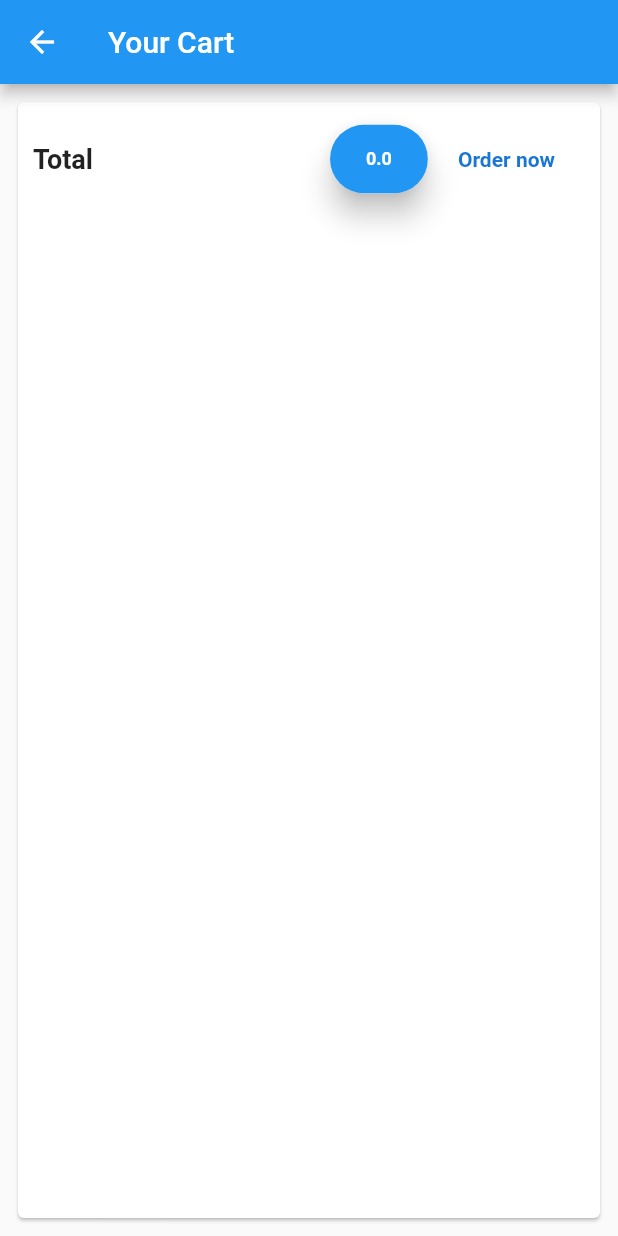
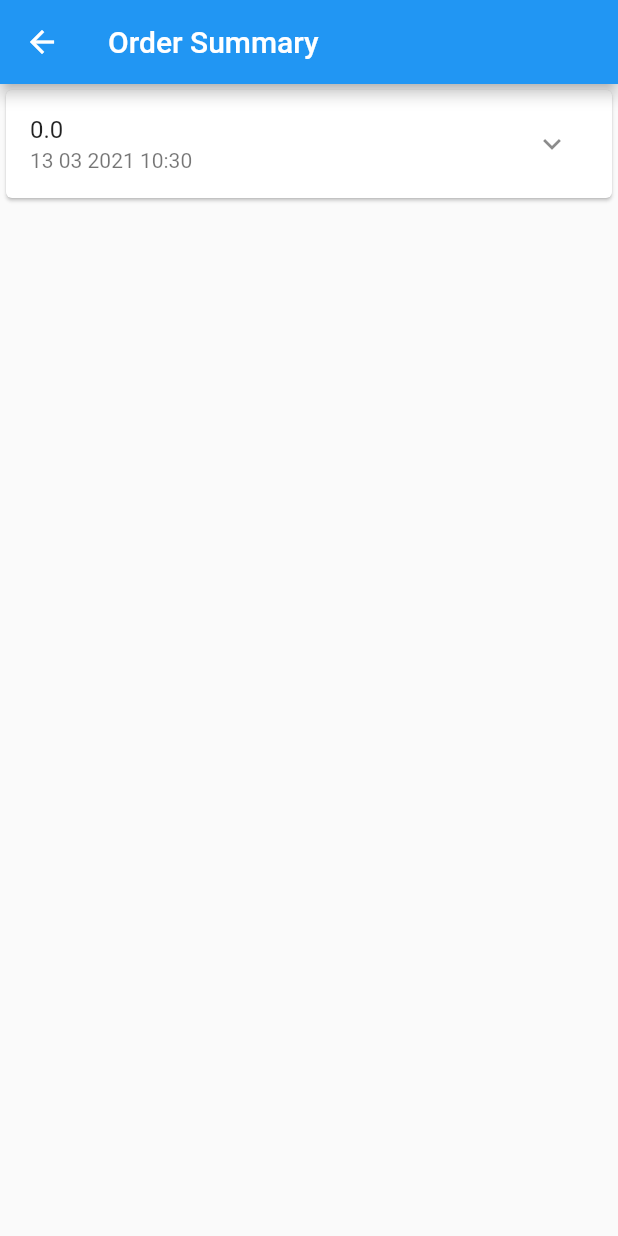
Before and after one commit to ArvindMewada/online-shop, a Flutter app: the CartItemScreen screen opened by its route, after a tap on "Order now", on a phone screen of 412 x 824 dp. Run offline on Flutter 3.47's test engine with Material 2 defaults, Android fonts, the phone set to English and light mode, and no system bars.

Commit message:
order derails screen

```diff
--- a/lib/main.dart
+++ b/lib/main.dart
@@ -1,5 +1,7 @@
 import 'package:flutter/material.dart';
 import 'package:online_shop/providers/cart.dart';
+import 'package:online_shop/providers/order.dart';
+import 'package:online_shop/screens/oreder_details_screen.dart';
 import 'package:online_shop/screens/product_detail_screen.dart';
 import 'package:provider/provider.dart';
 import './screens/product_overview_screen.dart';
@@ -18,6 +20,7 @@ class MyApp extends StatelessWidget {
       providers: [
         ChangeNotifierProvider(create: (ctx) => Products()),
         ChangeNotifierProvider(create: (ctx) => Cart()),
+        ChangeNotifierProvider(create: (ctx) => Order()),
       ],
       child: MaterialApp(
         debugShowCheckedModeBanner: false,
@@ -30,6 +33,8 @@ class MyApp extends StatelessWidget {
         routes: {
           ProductDetailScreen.routeName : (context) => ProductDetailScreen(),
           CartItemScreen.routeName: (context) => CartItemScreen(),
+          OrderDetailsScreen.routeName: (context) => OrderDetailsScreen(),
+
         },
       ),
     );
--- a/lib/providers/cart.dart
+++ b/lib/providers/cart.dart
@@ -55,6 +55,11 @@ class Cart with ChangeNotifier {
     notifyListeners();
   }
 
+  void clear(){
+    _items = {};
+    notifyListeners();
+  }
+
   void removeItem(String productId){
     _items.remove(productId);
     notifyListeners();
--- /dev/null
+++ b/lib/providers/order.dart
@@ -0,0 +1,31 @@
+import 'package:flutter/cupertino.dart';
+import 'package:online_shop/providers/cart.dart';
+
+class OrderItem {
+  final String id;
+  final double amount;
+  final List<CartItem> products;
+  final DateTime dateTime;
+
+  OrderItem({this.id, this.amount, this.products, this.dateTime});
+}
+
+class Order with ChangeNotifier {
+
+  List<OrderItem> _orders = [];
+
+  List<OrderItem> get orders {
+    return [..._orders];
+  }
+
+  void addOrder(List<CartItem> cartProducts, double total) {
+    _orders.insert(0, OrderItem(
+       id: DateTime.now().microsecond.toString(),
+      amount: total,
+      dateTime: DateTime.now(),
+      products: cartProducts
+    ));
+    notifyListeners();
+  }
+
+}
--- a/lib/screens/cart_item_screen.dart
+++ b/lib/screens/cart_item_screen.dart
@@ -1,14 +1,17 @@
 import 'package:flutter/material.dart';
 import 'package:online_shop/providers/cart.dart' show Cart;
+import 'package:online_shop/providers/order.dart';
+import 'package:provider/provider.dart';
 import 'package:provider/provider.dart';
 import '../widgets/cart_item.dart';
+import 'oreder_details_screen.dart';
 
 class CartItemScreen extends StatelessWidget {
   static const String routeName = "/cart-item";
 
   @override
   Widget build(BuildContext context) {
-    final cart = Provider.of<Cart>(context, listen: false);
+    final cart = Provider.of<Cart>(context);
     return Scaffold(
       appBar: AppBar(
         title: Text("Your Cart"),
@@ -43,7 +46,12 @@ class CartItemScreen extends StatelessWidget {
                   ),
                   TextButton(
                     onPressed: (){
-
+                      Provider.of<Order>(context, listen: false).addOrder(
+                        cart.items.values.toList(),
+                        cart.totalAmount,
+                      );
+                      cart.clear();
+                      Navigator.of(context).pushNamed(OrderDetailsScreen.routeName);
                     },
                     child: Padding(
                       padding: const EdgeInsets.all(12.0),
--- /dev/null
+++ b/lib/screens/oreder_details_screen.dart
@@ -0,0 +1,22 @@
+import 'package:flutter/material.dart';
+import 'package:online_shop/providers/order.dart' show Order;
+import 'package:online_shop/widgets/order_item.dart';
+import 'package:provider/provider.dart';
+
+class OrderDetailsScreen extends StatelessWidget {
+ static const routeName = "/order-details-screen";
+
+  @override
+  Widget build(BuildContext context) {
+    final orderData = Provider.of<Order>(context);
+    return Scaffold(
+      appBar: AppBar(title: Text("Order Summary"),),
+      body: SafeArea(
+        child: ListView.builder(
+          itemCount: orderData.orders.length,
+          itemBuilder: (ctx, i) => OrderItem(orderData.orders[i]),
+        ),
+      ),
+    );
+  }
+}
--- /dev/null
+++ b/lib/widgets/order_item.dart
@@ -0,0 +1,26 @@
+import 'package:flutter/material.dart';
+import 'package:intl/intl.dart';
+import 'package:online_shop/providers/order.dart' as ord;
+
+class OrderItem extends StatelessWidget {
+  final ord.OrderItem orderItem;
+
+  OrderItem(this.orderItem);
+
+  @override
+  Widget build(BuildContext context) {
+    return Card(
+      child: ListTile(
+        title: Text("${orderItem.amount}"),
+        subtitle: Text(DateFormat('dd MM yyyy hh:mm').format(orderItem.dateTime)),
+        trailing: IconButton(
+          onPressed: (){
+
+          },
+          icon: Icon(Icons.expand_more),
+        ),
+      ),
+
+    );
+  }
+}
--- a/pubspec.yaml
+++ b/pubspec.yaml
@@ -25,6 +25,7 @@ dependencies:
     sdk: flutter
 
   provider: ^4.0.0
+  intl:
   # The following adds the Cupertino Icons font to your application.
   # Use with the CupertinoIcons class for iOS style icons.
   cupertino_icons: ^1.0.0
```
Also changed, not shown: lib/screens/orders_screen.dart (added, +10 -0 lines), lib/screens/product_detail_screen.dart (+25 -4 lines), lib/widgets/product_items.dart (+7 -5 lines), pubspec.lock.
